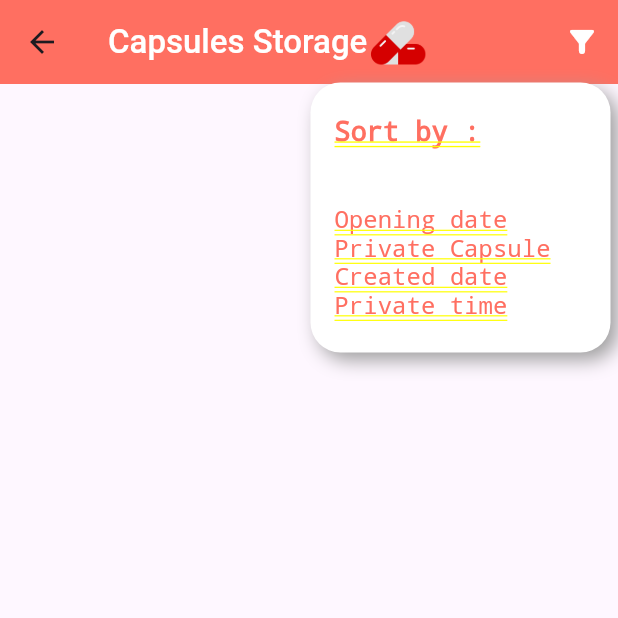
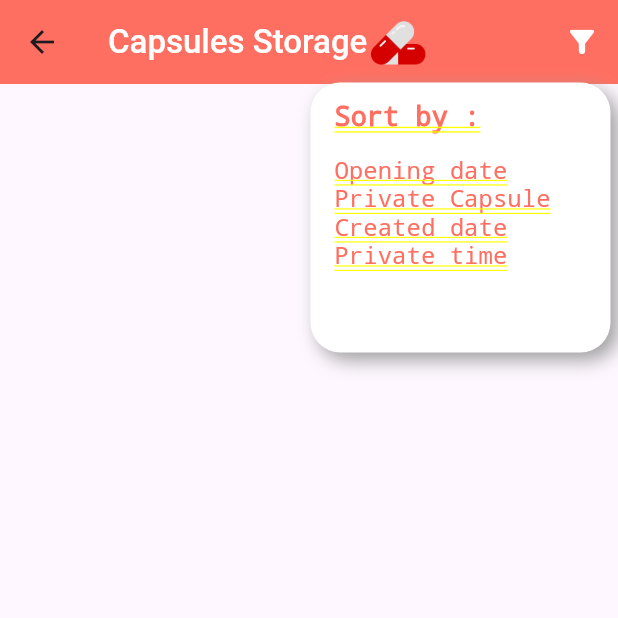
Before and after one commit to MukundVarsani/future-capsule, a Flutter app: the MyCapuslesScreen screen opened directly, after a tap on the "filter alt" icon, on a phone screen of 412 x 824 dp, the top half of it. Run offline on Flutter 3.47's test engine with Material 3 defaults, Android fonts, the phone set to English and light mode, and no system bars; our stand-ins replace cloud_firestore, firebase_auth, firebase_core, firebase_storage, image_picker, persistent_bottom_nav_bar and 3 more; missing offline and left inert: video_compress; accounts and stored records are empty; project files that could hold a hidden picture were left out.

Commit message:
fix bug in create screen and add refresh indicator in my capsule screen

```diff
--- a/lib/screens/create_capsule/preview_capsule.dart
+++ b/lib/screens/create_capsule/preview_capsule.dart
@@ -57,7 +57,7 @@ class _PreviewCapsuleState extends State<PreviewCapsule> {
   Future<String?> uploadCapsuleFile() async {
     File file = File(widget.xFile.path);
     return await _firebaseStore.uploadImageToCloud(
-        fileName: "capsule_media", file: file);
+        fileName: "capsule_media", file: file,isProfile: false);
   }
 
   String getExtensionType() {
@@ -109,7 +109,7 @@ class _PreviewCapsuleState extends State<PreviewCapsule> {
       isCapsuleLoading = false;
     });
 
-    Navigator.of(context).pop();
+    Navigator.of(context).pop("result");
   }
 
   @override
--- a/lib/screens/my_capsules/my_capusles_screen.dart
+++ b/lib/screens/my_capsules/my_capusles_screen.dart
@@ -2,7 +2,6 @@ import 'package:flutter/material.dart';
 import 'package:future_capsule/core/constants/colors.dart';
 import 'package:future_capsule/core/images/images.dart';
 import 'package:future_capsule/data/models/capsule_model.dart';
-import 'package:future_capsule/data/models/user_model.dart';
 import 'package:future_capsule/data/services/capsule_service.dart';
 import 'package:future_capsule/data/services/user_service.dart';
 
@@ -20,6 +19,7 @@ class MyCapuslesScreen extends StatefulWidget {
 class _MyCapuslesScreenState extends State<MyCapuslesScreen> {
   late CapsuleService _capsuleService;
   late UserService _userService;
+  late final String userId;
   List<CapsuleModel> _userCapsules = [];
   List<CapsuleModel> _filterCapsules = [];
 
@@ -27,14 +27,15 @@ class _MyCapuslesScreenState extends State<MyCapuslesScreen> {
   void initState() {
     _userService = UserService();
     _capsuleService = CapsuleService();
-    getUserCapsules(_userService.userId ?? '');
+    userId = _userService.userId ?? "NA";
+    getUserCapsules(userId);
     super.initState();
   }
 
   void getUserCapsules(String userId) async {
     _userCapsules = await _capsuleService.getUserCreateCapsule(userId);
-    setState(() {});
     _filterCapsules = _userCapsules;
+    if (mounted) setState(() {});
   }
 
   void showFilterDialog() {
@@ -67,7 +68,6 @@ class _MyCapuslesScreenState extends State<MyCapuslesScreen> {
                 ),
                 child: Column(
                   crossAxisAlignment: CrossAxisAlignment.start,
-                  mainAxisAlignment: MainAxisAlignment.spaceEvenly,
                   children: [
                     Text(
                       "Sort by : ",
@@ -78,7 +78,7 @@ class _MyCapuslesScreenState extends State<MyCapuslesScreen> {
                       ),
                     ),
                     const SizedBox(
-                      height: 20,
+                      height: 16,
                     ),
                     Column(
                       mainAxisAlignment: MainAxisAlignment.spaceEvenly,
@@ -199,23 +199,27 @@ class _MyCapuslesScreenState extends State<MyCapuslesScreen> {
             ),
           ],
         ),
-        body: ListView.builder(
+        body: RefreshIndicator.adaptive(
+          color: AppColors.kWarmCoralColor,
+          onRefresh: () async => getUserCapsules(userId),
+          child: ListView.builder(
               itemCount: _filterCapsules.length,
               itemBuilder: (context, index) {
                 CapsuleModel capsule = _filterCapsules[index];
                 DateTime createdtime = capsule.createdAt;
                 DateTime openTime = capsule.openingDate;
                 String formattedDate =
-                  DateFormat('dd-MMM-yy HH:mm:ss').format(openTime);
+                    DateFormat('dd-MMM-yy, HH:mm:ss').format(openTime);
 
                 return CapsuleTile(
                   capsuleTitle: capsule.title,
-                imgURL: "de",
+                  imgURL: (capsule.media[0].type.contains('image'))?  capsule.media[0].url : '',
                   createDate: createdtime.timeAgo(),
                   isCapsulePrivate: capsule.privacy.isCapsulePrivate,
                   isTimePrivate: capsule.privacy.isTimePrivate,
                   openDate: formattedDate,
                 );
-            }));
+              }),
+        ));
   }
 }
```
Also changed, not shown: lib/data/services/firebase_storage.dart (+14 -6 lines), lib/screens/create_capsule/create_capsule_screen.dart (+32 -7 lines), lib/screens/my_capsules/capsule_tile.dart (+17 -10 lines), lib/screens/profile/profile_screen.dart (+10 -5 lines). Lines whose indentation alone changed are shown as unchanged.
